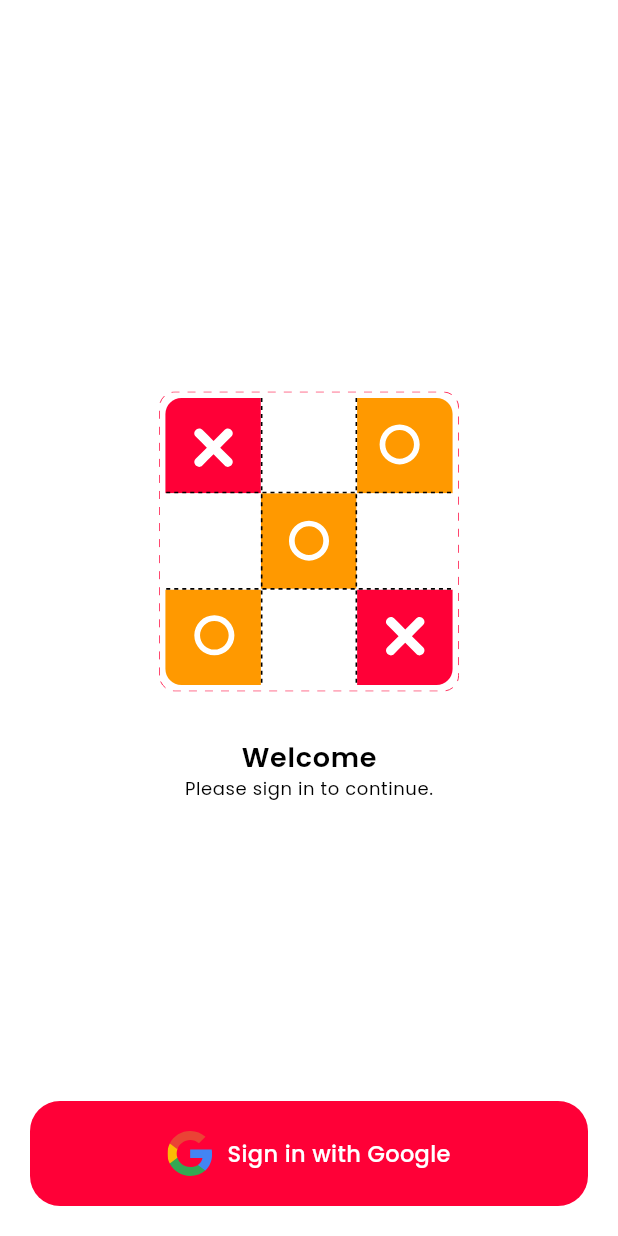
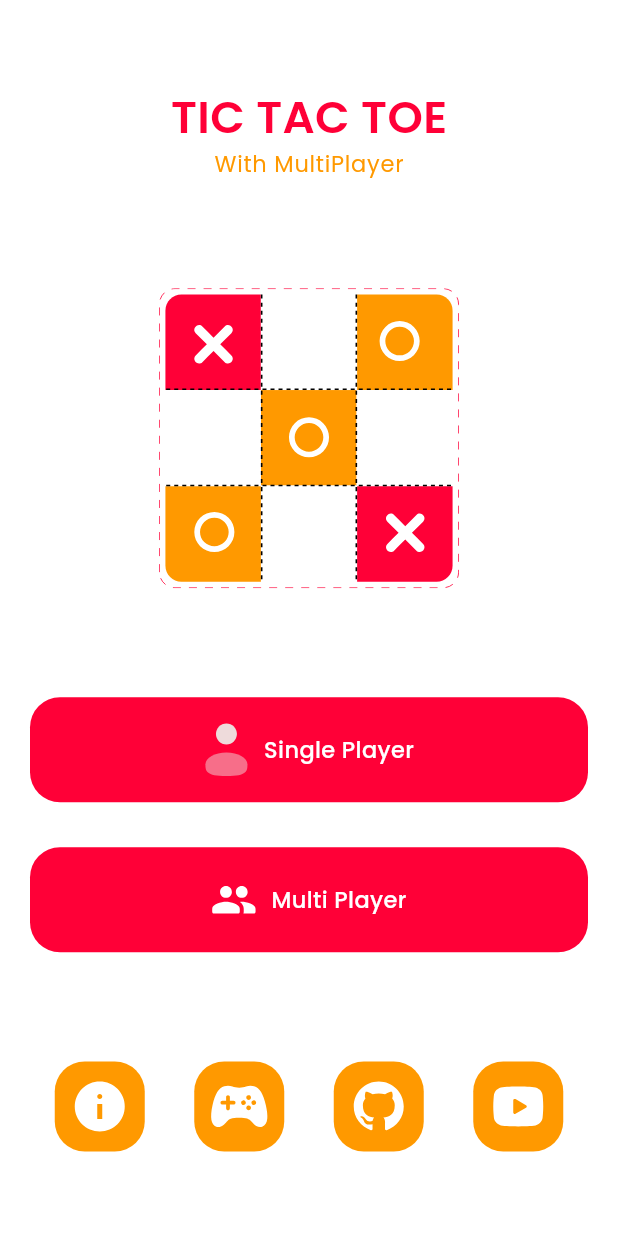
Before and after one commit to dcaayushd/Tic-Tac-Toe, a Flutter app: the screen it shows after launch, on a phone screen of 412 x 824 dp. Run offline on Flutter 3.47's test engine with Material 3 defaults, Android fonts, the phone set to English and light mode, and no system bars; our stand-ins replace concentric_transition, dotted_border, flutter_svg, get.

Commit message:
Home Screen Created

```diff
--- a/lib/main.dart
+++ b/lib/main.dart
@@ -3,6 +3,7 @@ import 'package:get/get.dart';
 import 'package:tic_tac_toe/configs/screen_route.dart';
 import 'package:tic_tac_toe/configs/theme.dart';
 import 'package:tic_tac_toe/screens/auth/auth_screen.dart';
+import 'package:tic_tac_toe/screens/home/home_screen.dart';
 import 'package:tic_tac_toe/screens/room_screen/room_screen.dart';
 import 'package:tic_tac_toe/screens/splash/splash_screen.dart';
 
@@ -22,7 +23,8 @@ class MyApp extends StatelessWidget {
       theme: lightTheme,
       // home: RoomScreen(),
       // home: SplashScreen(),
-      home: AuthScreen(),
+      // home: AuthScreen(),
+      home: HomeScreen(),
     );
   }
 }
--- /dev/null
+++ b/lib/screens/home/home_screen.dart
@@ -0,0 +1,131 @@
+import 'package:flutter/material.dart';
+import 'package:flutter_svg/svg.dart';
+import 'package:tic_tac_toe/configs/assets_path.dart';
+import 'package:tic_tac_toe/widgets/primary_button_with_icon.dart';
+
+class HomeScreen extends StatelessWidget {
+  const HomeScreen({super.key});
+
+  @override
+  Widget build(BuildContext context) {
+    return Scaffold(
+      body: Padding(
+        padding: const EdgeInsets.all(20.0),
+        child: Column(
+          mainAxisAlignment: MainAxisAlignment.spaceAround,
+          children: [
+            Column(
+              children: [
+                Row(
+                  mainAxisAlignment: MainAxisAlignment.center,
+                  children: [
+                    Text(
+                      'TIC TAC TOE',
+                      style: TextStyle(
+                        fontSize: 30,
+                        fontWeight: FontWeight.bold,
+                        fontFamily: 'Poppins',
+                        color: Theme.of(context).colorScheme.primary,
+                      ),
+                    ),
+                  ],
+                ),
+                Row(
+                  mainAxisAlignment: MainAxisAlignment.center,
+                  children: [
+                    Text(
+                      'With MultiPlayer',
+                      style: Theme.of(context).textTheme.labelMedium?.copyWith(
+                            color: Theme.of(context).colorScheme.secondary,
+                          ),
+                    ),
+                  ],
+                ),
+              ],
+            ),
+            SvgPicture.asset(
+              IconsPath.appLogo,
+              width: 200,
+            ),
+            Column(
+              children: [
+                PrimaryButtonWithIcon(
+                  buttonText: 'Single Player',
+                  onTap: () {},
+                  iconPath: IconsPath.user,
+                ),
+                SizedBox(height: 30),
+                PrimaryButtonWithIcon(
+                  buttonText: 'Multi Player',
+                  onTap: () {},
+                  iconPath: IconsPath.group,
+                ),
+              ],
+            ),
+            Row(
+              mainAxisAlignment: MainAxisAlignment.spaceAround,
+              children: [
+                InkWell(
+                  onTap: () {},
+                  child: Container(
+                    padding: EdgeInsets.all(10),
+                    decoration: BoxDecoration(
+                      color: Theme.of(context).colorScheme.secondary,
+                      borderRadius: BorderRadius.circular(20),
+                    ),
+                    child: SvgPicture.asset(
+                      IconsPath.info,
+                      width: 40,
+                    ),
+                  ),
+                ),
+                InkWell(
+                  onTap: () {},
+                  child: Container(
+                    padding: EdgeInsets.all(10),
+                    decoration: BoxDecoration(
+                      color: Theme.of(context).colorScheme.secondary,
+                      borderRadius: BorderRadius.circular(20),
+                    ),
+                    child: SvgPicture.asset(
+                      IconsPath.game,
+                      width: 40,
+                    ),
+                  ),
+                ),
+                InkWell(
+                  onTap: () {},
+                  child: Container(
+                    padding: EdgeInsets.all(10),
+                    decoration: BoxDecoration(
+                      color: Theme.of(context).colorScheme.secondary,
+                      borderRadius: BorderRadius.circular(20),
+                    ),
+                    child: SvgPicture.asset(
+                      IconsPath.github,
+                      width: 40,
+                    ),
+                  ),
+                ),
+                InkWell(
+                  onTap: () {},
+                  child: Container(
+                    padding: EdgeInsets.all(10),
+                    decoration: BoxDecoration(
+                      color: Theme.of(context).colorScheme.secondary,
+                      borderRadius: BorderRadius.circular(20),
+                    ),
+                    child: SvgPicture.asset(
+                      IconsPath.youtube,
+                      width: 40,
+                    ),
+                  ),
+                ),
+              ],
+            )
+          ],
+        ),
+      ),
+    );
+  }
+}
```
